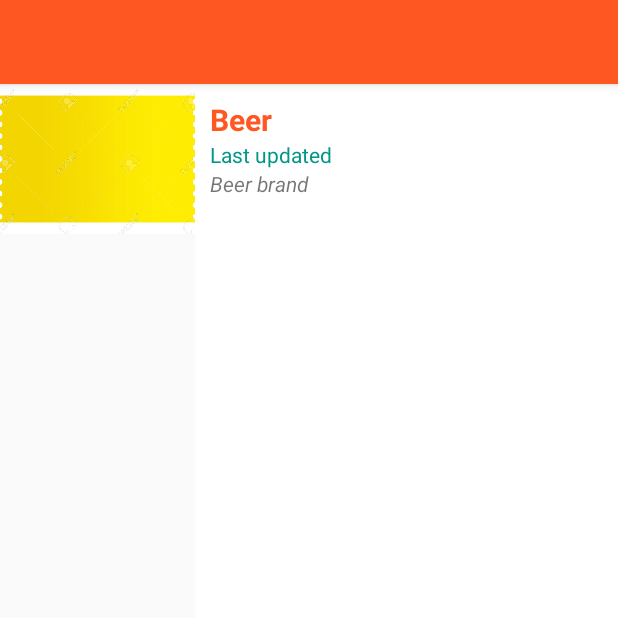
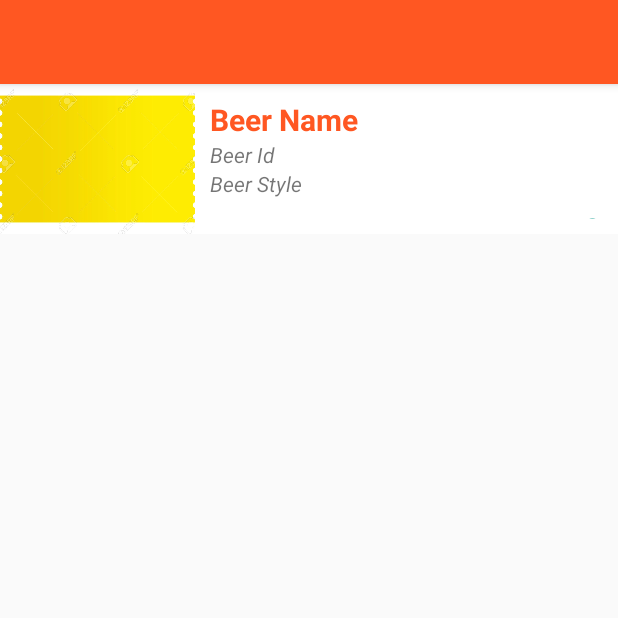
Before and after one commit to Alex-Kinuthia/Beer, an Android app: the BeerListActivity screen opened directly, with no data from a screen before it, on a phone screen of 412 x 824 dp, the top half of it. Run offline under Robolectric (Android 15) with nearby library versions, the phone set to English and light mode, and no system bars.

Commit message:
enabling list of beers available

```diff
--- a/app/build.gradle
+++ b/app/build.gradle
@@ -40,6 +40,6 @@ dependencies {
     compile 'com.android.support:support-v4:25.3.1'
     compile 'com.squareup.okhttp3:okhttp:3.2.0'
     compile 'se.akerfeldt:okhttp-signpost:1.1.0'
-    compile 'com.android.support:recyclerview-v7:+'
+    compile 'com.android.support:recyclerview-v7:25.3.1'
     testCompile 'junit:junit:4.12'
 }
--- a/app/src/main/AndroidManifest.xml
+++ b/app/src/main/AndroidManifest.xml
@@ -19,7 +19,6 @@
             </intent-filter>
         </activity>
         <activity android:name=".ui.MainActivity" />
-        <activity android:name=".ui.BeersActivity" />
         <activity android:name=".ui.LoginActivity" />
         <activity android:name=".ui.BeerDetailFragment" />
         <activity android:name=".ui.CreateAccountActivity" />
--- a/app/src/main/java/com/example/alex/beer/ui/BeerDetailFragment.java
+++ b/app/src/main/java/com/example/alex/beer/ui/BeerDetailFragment.java
@@ -10,6 +10,6 @@ public class BeerDetailFragment extends AppCompatActivity {
     @Override
     protected void onCreate(Bundle savedInstanceState) {
         super.onCreate(savedInstanceState);
-        setContentView(R.layout.activity_beer_detail_fragment);
+        setContentView(R.layout.activity_beer_detail);
     }
 }
--- a/app/src/main/java/com/example/alex/beer/ui/BeerListActivity.java
+++ b/app/src/main/java/com/example/alex/beer/ui/BeerListActivity.java
@@ -10,6 +10,6 @@ public class BeerListActivity extends AppCompatActivity {
     @Override
     protected void onCreate(Bundle savedInstanceState) {
         super.onCreate(savedInstanceState);
-        setContentView(R.layout.activity_beer_list);
+        setContentView(R.layout.beer_list_item);
     }
 }
--- a/app/src/main/java/com/example/alex/beer/ui/MainActivity.java
+++ b/app/src/main/java/com/example/alex/beer/ui/MainActivity.java
@@ -34,7 +34,7 @@ public class MainActivity extends AppCompatActivity {
             mLoginButton.setOnClickListener(new View.OnClickListener() {
                 @Override
                 public void onClick(View v) {
-                    Intent intent = new Intent(MainActivity.this, BeersActivity.class);
+                    Intent intent = new Intent(MainActivity.this, BeerListActivity.class);
                     startActivity(intent);
                 }
             });
--- a/app/src/main/res/layout/activity_beer.xml
+++ b/app/src/main/res/layout/activity_beer.xml
@@ -4,7 +4,7 @@
     xmlns:tools="http://schemas.android.com/tools"
     android:layout_width="match_parent"
     android:layout_height="match_parent"
-    tools:context="com.example.alex.beer.ui.BeersActivity">
+    tools:context="com.example.alex.beer.ui.BeerListActivity">
 
     <ImageView
         android:layout_width="wrap_content"
--- a/app/src/main/res/layout/activity_beer_list.xml
+++ /dev/null
@@ -1,52 +0,0 @@
-<?xml version="1.0" encoding="utf-8"?>
-<LinearLayout xmlns:android="http://schemas.android.com/apk/res/android"
-    xmlns:app="http://schemas.android.com/apk/res-auto"
-    xmlns:tools="http://schemas.android.com/tools"
-    android:layout_width="match_parent"
-    android:layout_height="match_parent"
-    tools:context="com.example.alex.beer.ui.BeerListActivity">
-
-
-
-    <ImageView
-        android:layout_width="130dp"
-        android:layout_height="100dp"
-        android:id="@+id/petImageView"
-        android:src="@drawable/background"
-        android:scaleType="centerCrop"/>
-    <LinearLayout
-        android:layout_width="match_parent"
-        android:layout_height="match_parent"
-        android:background="#ffffff"
-        android:orientation="vertical"
-        android:padding="10dp">
-        <TextView
-            android:id="@+id/petNameTextView"
-            android:layout_width="wrap_content"
-            android:layout_height="wrap_content"
-            android:text="Beer"
-            android:textColor="@color/colorPrimary"
-            android:textSize="20dp"
-            android:textStyle="bold" />
-        <TextView
-            android:id="@+id/lastUpdatedTextView"
-            android:layout_width="wrap_content"
-            android:layout_height="wrap_content"
-            android:layout_alignParentRight="true"
-            android:text="Last updated"
-            android:textColor="@color/colorAccent" />
-        <TextView
-            android:id="@+id/animalTextView"
-            android:layout_width="wrap_content"
-            android:layout_height="wrap_content"
-            android:layout_alignParentLeft="true"
-            android:layout_alignParentStart="true"
-            android:layout_below="@+id/beerNameTextView"
-            android:text="Beer brand"
-            android:textStyle="italic" />
-        <RelativeLayout
-            android:layout_width="match_parent"
-            android:layout_height="match_parent">
-        </RelativeLayout>
-    </LinearLayout>
-</LinearLayout>
--- /dev/null
+++ b/app/src/main/res/layout/beer_list_item.xml
@@ -0,0 +1,66 @@
+<?xml version="1.0" encoding="utf-8"?>
+<LinearLayout xmlns:android="http://schemas.android.com/apk/res/android"
+    android:orientation="horizontal"
+    android:layout_width="match_parent"
+    android:layout_height="wrap_content">
+
+    <ImageView
+        android:layout_width="130dp"
+        android:layout_height="100dp"
+        android:id="@+id/beerLabelTextView"
+        android:src="@drawable/background"
+        android:scaleType="centerCrop"/>
+
+    <LinearLayout
+        android:orientation="vertical"
+        android:layout_width="match_parent"
+        android:background="#ffffff"
+        android:layout_height="match_parent"
+        android:padding="10dp">
+
+        <TextView
+            android:layout_width="wrap_content"
+            android:layout_height="wrap_content"
+            android:id="@+id/beerNameTextView"
+            android:textSize="20dp"
+            android:textStyle="bold"
+            android:text="Beer Name"
+            android:textColor="@color/colorPrimary"/>
+
+        <TextView
+            android:layout_width="wrap_content"
+            android:layout_height="wrap_content"
+            android:text="Beer Id"
+            android:id="@+id/beerIdTextView"
+            android:layout_below="@+id/restaurantNameTextView"
+            android:layout_alignParentLeft="true"
+            android:layout_alignParentStart="true"
+            android:textStyle="italic"/>
+
+
+        <TextView
+            android:layout_width="wrap_content"
+            android:layout_height="wrap_content"
+            android:text="Beer Style"
+            android:id="@+id/beerStyleIdTextView"
+            android:layout_below="@+id/restaurantNameTextView"
+            android:layout_alignParentLeft="true"
+            android:layout_alignParentStart="true"
+            android:textStyle="italic"/>
+
+        <RelativeLayout
+            android:layout_width="match_parent"
+            android:layout_height="match_parent">
+
+            <TextView
+                android:layout_width="wrap_content"
+                android:layout_height="wrap_content"
+                android:text="a"
+                android:id="@+id/beerAbvTextView"
+                android:textSize="25dp"
+                android:layout_alignParentBottom="true"
+                android:layout_alignParentRight="true"
+                android:textColor="@color/colorAccent"/>
+        </RelativeLayout>
+    </LinearLayout>
+</LinearLayout>
--- /dev/null
+++ b/app/src/main/res/layout/fragment_beer_detail.xml
@@ -0,0 +1,6 @@
+<?xml version="1.0" encoding="utf-8"?>
+<LinearLayout xmlns:android="http://schemas.android.com/apk/res/android"
+    android:orientation="vertical" android:layout_width="match_parent"
+    android:layout_height="match_parent">
+
+</LinearLayout>
```
Also changed, not shown: app/src/main/java/com/example/alex/beer/adapters/BeerListAdapter.java (+2 -10 lines), app/src/main/java/com/example/alex/beer/ui/BeersActivity.java (deleted, +0 -102 lines), app/src/main/java/com/example/alex/beer/ui/LoginActivity.java (+4 -4 lines), app/src/main/res/layout/activity_beer_detail.xml (added, +23 -0 lines), app/src/main/res/layout/activity_beer_detail_fragment.xml (deleted, +0 -9 lines).
